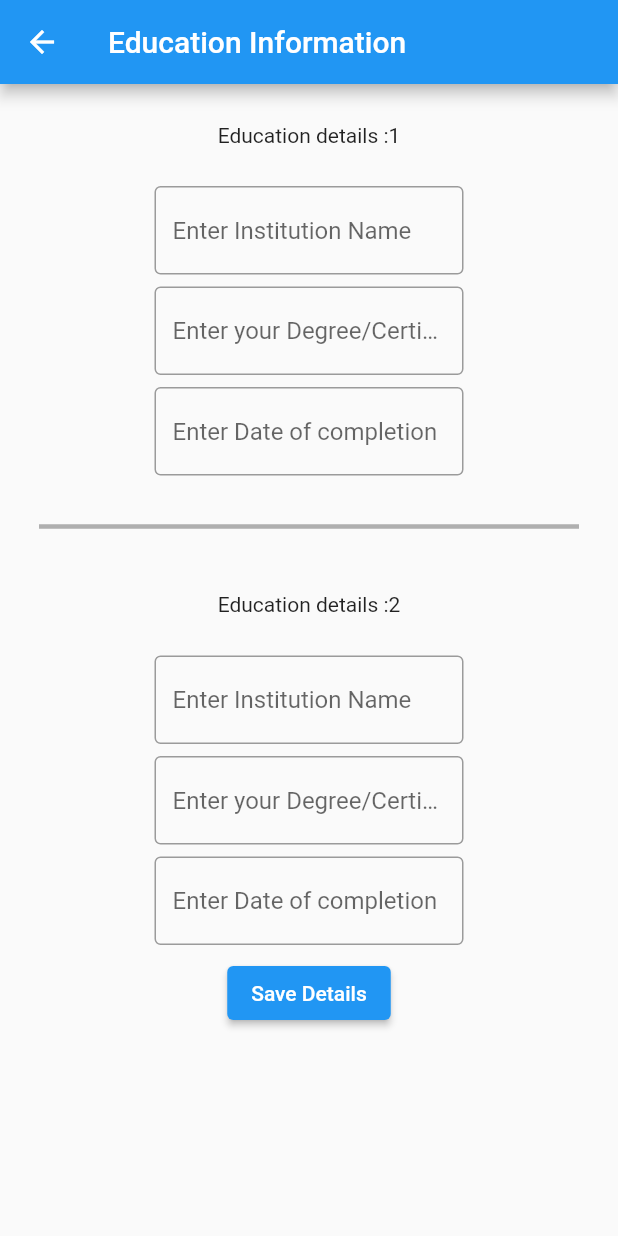
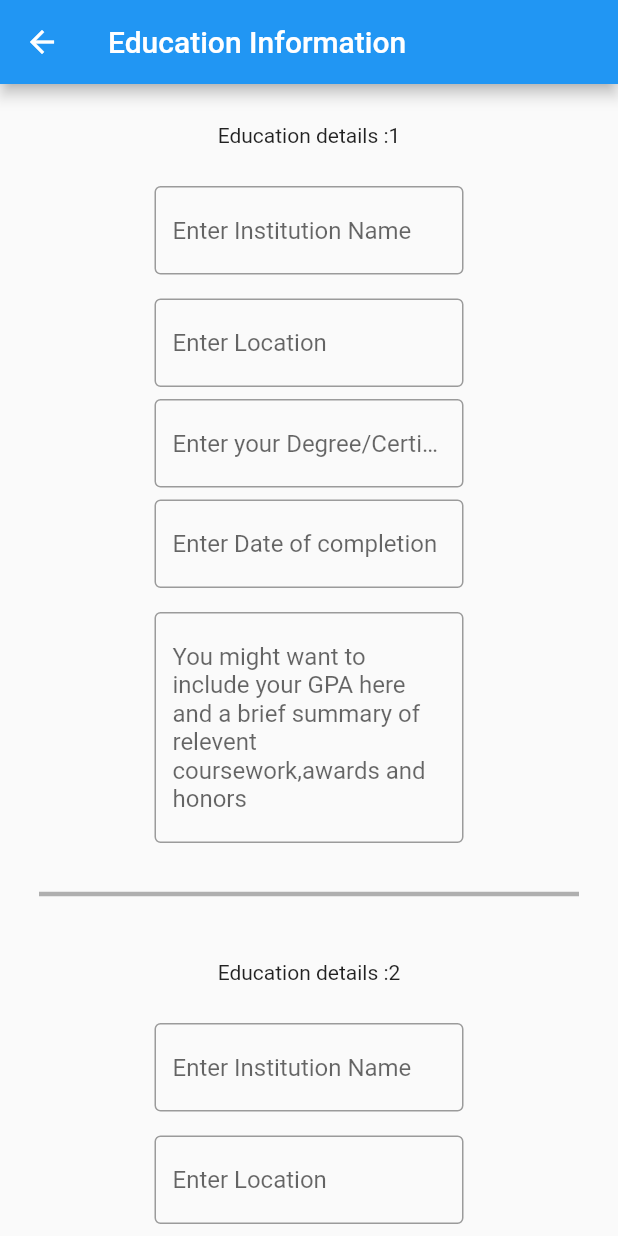
Before and after one commit to ashu2902/Resume_OnePercent, a Flutter app: the screen it shows after launch, after a tap on "Education", on a phone screen of 412 x 824 dp. Run offline on Flutter 3.47's test engine with Material 2 defaults, Android fonts, the phone set to English and light mode, and no system bars; our stand-ins replace image_picker, open_file, pdf, shared_preferences.

Commit message:
template 2 user input made accesible

```diff
--- a/lib/Screens/EducationInfo.dart
+++ b/lib/Screens/EducationInfo.dart
@@ -40,28 +40,49 @@ class TextFields extends StatefulWidget {
 
 class _TextFieldsState extends State<TextFields> {
   TextEditingController _name = TextEditingController();
+  TextEditingController _edLocation1 = TextEditingController();
+
   TextEditingController _course = TextEditingController();
   TextEditingController _date = TextEditingController();
+  TextEditingController _summary1 = TextEditingController();
 
   TextEditingController _name2 = TextEditingController();
+  TextEditingController _edLocation2 = TextEditingController();
+
   TextEditingController _course2 = TextEditingController();
   TextEditingController _date2 = TextEditingController();
-  String? name = '';
+  TextEditingController _summary2 = TextEditingController();
+
+  var name = '';
+  var location1 = '';
   var course = '';
   var date = '';
+  var summary1 = '';
+
   var name2 = '';
+  var location2 = '';
   var course2 = '';
   var date2 = '';
-
+  var summary2 = '';
   Future<Null> getSharedPrefs() async {
     SharedPreferences prefs = await SharedPreferences.getInstance();
     setState(() {
       _name = new TextEditingController(text: prefs.getString("Instname"));
+      _edLocation1 =
+          new TextEditingController(text: prefs.getString("EdLocation1"));
+
       _course = new TextEditingController(text: prefs.getString("course"));
       _date = new TextEditingController(text: prefs.getString("Eddate1"));
+      _summary1 =
+          new TextEditingController(text: prefs.getString("EdSummary1"));
       _name2 = new TextEditingController(text: prefs.getString("Instname2"));
+      _edLocation2 =
+          new TextEditingController(text: prefs.getString("EdLocation2"));
+
       _course2 = new TextEditingController(text: prefs.getString("course2"));
       _date2 = new TextEditingController(text: prefs.getString("Eddate2"));
+      _summary2 =
+          new TextEditingController(text: prefs.getString("EdSummary2"));
     });
   }
 
@@ -98,6 +119,17 @@ class _TextFieldsState extends State<TextFields> {
                 ),
               ),
             ),
+            Padding(
+              padding: const EdgeInsets.all(8.0),
+              child: Container(
+                width: _width / 2,
+                child: TextField(
+                  controller: _edLocation1,
+                  decoration: InputDecoration(
+                      hintText: 'Enter Location', border: OutlineInputBorder()),
+                ),
+              ),
+            ),
             Container(
               width: _width / 2,
               child: TextField(
@@ -119,6 +151,26 @@ class _TextFieldsState extends State<TextFields> {
                   onEditingComplete: () {
                     setState(() {
                       date = _date.text;
+                    });
+                  },
+                ),
+              ),
+            ),
+            Padding(
+              padding: const EdgeInsets.all(8.0),
+              child: Container(
+                width: _width / 2,
+                child: TextField(
+                  maxLines: 5,
+                  controller: _summary1,
+                  decoration: InputDecoration(
+                      hintMaxLines: 6,
+                      hintText:
+                          'You might want to include your GPA here and a brief summary of relevent coursework,awards and honors',
+                      border: OutlineInputBorder()),
+                  onEditingComplete: () {
+                    setState(() {
+                      date = _summary1.text;
                     });
                   },
                 ),
@@ -154,6 +206,17 @@ class _TextFieldsState extends State<TextFields> {
                 ),
               ),
             ),
+            Padding(
+              padding: const EdgeInsets.all(8.0),
+              child: Container(
+                width: _width / 2,
+                child: TextField(
+                  controller: _edLocation2,
+                  decoration: InputDecoration(
+                      hintText: 'Enter Location', border: OutlineInputBorder()),
+                ),
+              ),
+            ),
             Container(
               width: _width / 2,
               child: TextField(
@@ -182,13 +245,44 @@ class _TextFieldsState extends State<TextFields> {
                       date2 = _date2.text;
                     });
                   },
-                    ))),
+                ),
+              ),
+            ),
+            Padding(
+              padding: const EdgeInsets.all(8.0),
+              child: Container(
+                width: _width / 2,
+                child: TextField(
+                  maxLines: 5,
+                  controller: _summary2,
+                  decoration: InputDecoration(
+                      hintMaxLines: 6,
+                      hintText:
+                          'You might want to include your GPA here and a brief summary of relevent coursework,awards and honors',
+                      border: OutlineInputBorder()),
+                  onEditingComplete: () {
+                    setState(() {
+                      date = _summary2.text;
+                    });
+                  },
+                ),
+              ),
+            ),
             ElevatedButton(
               onPressed: () {
                 print('$name,$course,$date,$name2,$course2,$date2');
                 print(_name.text);
-                savePersonalInfo(_name.text, _course.text, _date.text,
-                    _name2.text, _course2.text, _date2.text);
+                savePersonalInfo(
+                    _name.text,
+                    _edLocation1.text,
+                    _course.text,
+                    _date.text,
+                    _summary1.text,
+                    _name2.text,
+                    _edLocation2.text,
+                    _course2.text,
+                    _date2.text,
+                    _summary2.text);
               },
               child: Text('Save Details'),
             ),
@@ -196,15 +290,23 @@ class _TextFieldsState extends State<TextFields> {
         )));
   }
 
-  Future<bool> savePersonalInfo(
-      name, course, date, name2, course2, date2) async {
+  Future<bool> savePersonalInfo(name, location1, course, date, summary1, name2,
+      location2, course2, date2, summary2) async {
     SharedPreferences prefs = await SharedPreferences.getInstance();
     prefs.setString('Instname', name);
+    prefs.setString('EdLocation1', location1);
+
     prefs.setString('course', course);
     prefs.setString('Eddate1', date);
+    prefs.setString('EdSummary1', summary1);
+
     prefs.setString('Instname2', name2);
+    prefs.setString('EdLocation2', location2);
+
     prefs.setString('course2', course2);
     prefs.setString('Eddate2', date2);
+    prefs.setString('EdSummary2', summary2);
+
     // ignore: deprecated_member_use
     return prefs.commit();
   }
```
Also changed, not shown: lib/Screens/TemplateList.dart (+29 -17 lines), lib/Templates/template2.dart (+57 -27 lines), lib/Templates/template6.dart (+41 -60 lines). Lines whose indentation alone changed are shown as unchanged.
